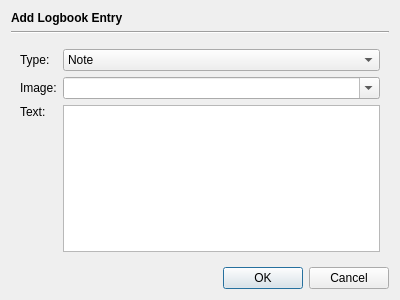
The window that src/app/dialogs/addlogbookentrydialog.ui (braeun/FitsIP) describes before a commit, drawn with Qt 5.
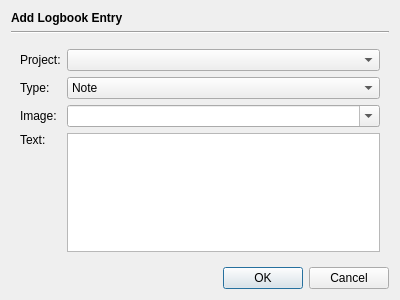
The same window after the commit.

What changed in the file:
```diff
--- a/src/app/dialogs/addlogbookentrydialog.ui
+++ b/src/app/dialogs/addlogbookentrydialog.ui
@@ -43,28 +43,41 @@
       </sizepolicy>
      </property>
      <layout class="QGridLayout" name="gridLayout">
+      <item row="3" column="1">
+       <widget class="QPlainTextEdit" name="textField"/>
+      </item>
+      <item row="2" column="1">
+       <widget class="QComboBox" name="imageBox">
+        <property name="editable">
+         <bool>true</bool>
+        </property>
+       </widget>
+      </item>
       <item row="1" column="0">
-       <widget class="QLabel" name="label_3">
-        <property name="text">
-         <string>Image:</string>
-        </property>
-       </widget>
-      </item>
-      <item row="0" column="0">
        <widget class="QLabel" name="label_2">
         <property name="text">
          <string>Type:</string>
         </property>
        </widget>
       </item>
+      <item row="2" column="0">
+       <widget class="QLabel" name="label_3">
+        <property name="text">
+         <string>Image:</string>
+        </property>
+       </widget>
+      </item>
+      <item row="3" column="0">
+       <widget class="QLabel" name="label_4">
+        <property name="text">
+         <string>Text:</string>
+        </property>
+        <property name="alignment">
+         <set>Qt::AlignLeading|Qt::AlignLeft|Qt::AlignTop</set>
+        </property>
+       </widget>
+      </item>
       <item row="1" column="1">
-       <widget class="QComboBox" name="imageBox">
-        <property name="editable">
-         <bool>true</bool>
-        </property>
-       </widget>
-      </item>
-      <item row="0" column="1">
        <widget class="QComboBox" name="typeBox">
         <property name="sizePolicy">
          <sizepolicy hsizetype="Preferred" vsizetype="Fixed">
@@ -79,18 +92,15 @@
         </item>
        </widget>
       </item>
-      <item row="2" column="0">
-       <widget class="QLabel" name="label_4">
+      <item row="0" column="0">
+       <widget class="QLabel" name="label_5">
         <property name="text">
-         <string>Text:</string>
-        </property>
-        <property name="alignment">
-         <set>Qt::AlignLeading|Qt::AlignLeft|Qt::AlignTop</set>
+         <string>Project:</string>
         </property>
        </widget>
       </item>
-      <item row="2" column="1">
-       <widget class="QPlainTextEdit" name="textField"/>
+      <item row="0" column="1">
+       <widget class="QComboBox" name="projectBox"/>
       </item>
      </layout>
     </widget>
```
Left out of the diff: 1 changed line with no effect on the pictures.
